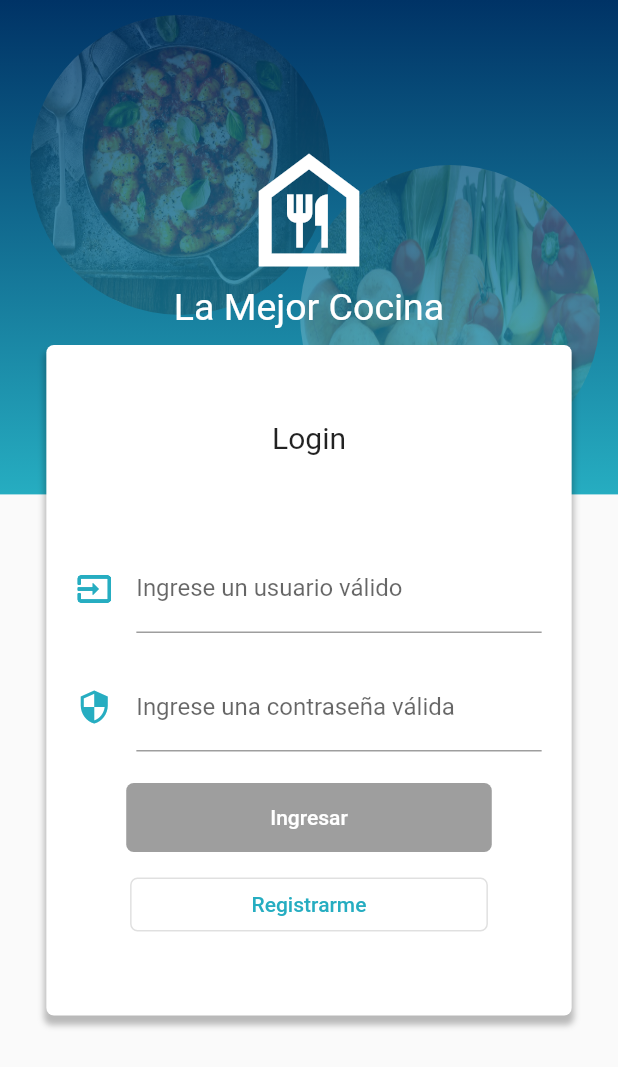
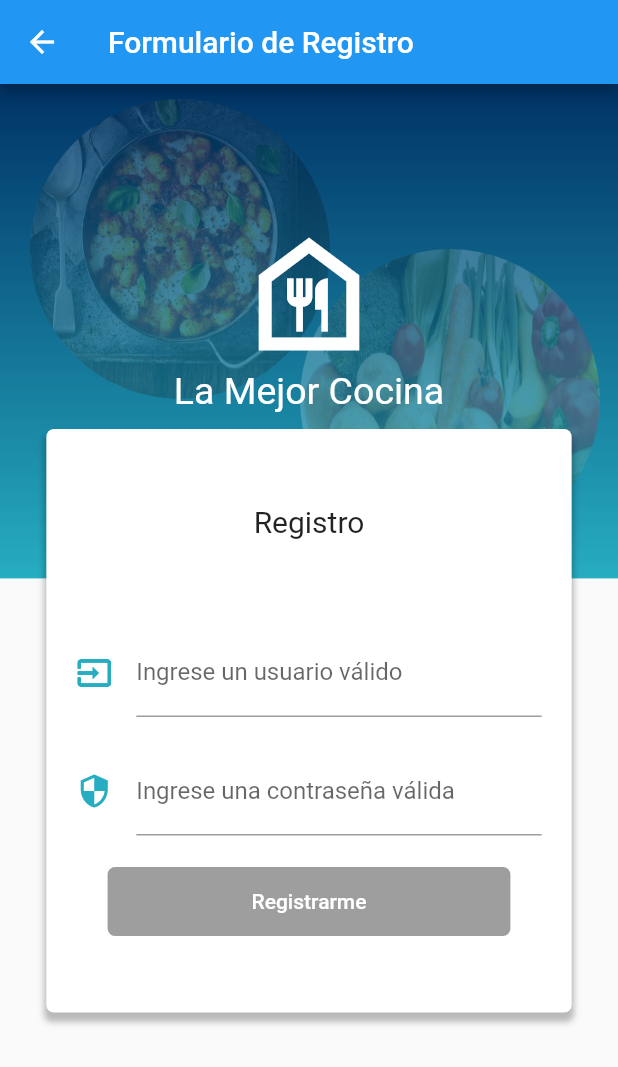
Before and after one commit to sixtoromero/lamejorcocina-flutter, a Flutter app: the screen it shows after launch, after a tap on "Registrarme", on a phone screen of 412 x 824 dp. Shown: the top 1067 px of the screen. Run offline on Flutter 3.47's test engine with Material 2 defaults, Android fonts, the phone set to English and light mode, and no system bars; our stand-ins replace curved_navigation_bar, liquid_progress_indicator, rxdart; missing offline and left inert: elastic_drawer; network calls fail.

Commit message:
Se aplican varios cambios

```diff
--- a/lib/models/response_model.dart
+++ b/lib/models/response_model.dart
@@ -4,18 +4,18 @@ ResponseModel responseModelFromJson(String str) => ResponseModel.fromJson(json.d
 
 String responseModelToJson(ResponseModel data) => json.encode(data.toJson());
 
-class ResponseModel {
+class ResponseModel<T> {
     ResponseModel({
         this.data,
         this.isSuccess,
         this.message,
     });
 
-    dynamic data;
+    T data;
     bool isSuccess;
     String message;
 
-    factory ResponseModel.fromJson(Map<String, dynamic> json) => ResponseModel(
+    factory ResponseModel.fromJson(Map<T, dynamic> json) => ResponseModel(
         data: json["Data"],
         isSuccess: json["IsSuccess"],
         message: json["Message"],
--- a/lib/providers/chef_provider.dart
+++ b/lib/providers/chef_provider.dart
@@ -4,7 +4,7 @@ import 'package:http/http.dart' as http;
 import 'package:lamejorcocina/models/cocinero_model.dart';
 
 class ChefProvider {
-  final String _url = 'http://5cf0e071e976.ngrok.io';
+  final String _url = 'http://94d069513ca0.ngrok.io';
 
   Future<List<CocineroModel>> getAllAsync() async {
 
--- a/lib/routes/routes.dart
+++ b/lib/routes/routes.dart
@@ -1,5 +1,6 @@
 import 'package:flutter/material.dart';
 import 'package:lamejorcocina/views/addchef.dart';
+import 'package:lamejorcocina/views/adduserview.dart';
 import 'package:lamejorcocina/views/chefview.dart';
 import 'package:lamejorcocina/views/customerview.dart';
 import 'package:lamejorcocina/views/example.dart';
@@ -12,6 +13,7 @@ Map<String, WidgetBuilder> getApplicationRoutes() {
   return  <String, WidgetBuilder>{
     'home'          : (BuildContext context) => Homeview(),
     'login'         : (BuildContext context) => LoginView(),
+    'addUser'       : (BuildContext context) => AddUserView(),
     'customer'      : (BuildContext context) => CustomerView(),
     'chef'          : (BuildContext context) => ChefView(),
     'addchef'       : (BuildContext context) => AddChefView(),
--- /dev/null
+++ b/lib/views/adduserview.dart
@@ -0,0 +1,247 @@
+import 'package:flutter/material.dart';
+import 'package:liquid_progress_indicator/liquid_progress_indicator.dart';
+
+import 'package:lamejorcocina/bloc/login_bloc.dart';
+import 'package:lamejorcocina/bloc/provider.dart';
+import 'package:lamejorcocina/models/users_model.dart';
+import 'package:lamejorcocina/providers/user_provider.dart';
+
+
+class AddUserView extends StatelessWidget {
+  //const AddUserView({Key key}) : super(key: key);
+
+  final provider = new UserProvider();
+
+  @override
+  Widget build(BuildContext context) {
+    return Scaffold(
+      appBar: AppBar(
+        title: Text('Formulario de Registro'),
+      ),
+      body: SafeArea(
+        child: Stack(
+          children: [
+            _crearfondo(context),
+            _loginForm(context),
+          ],
+        ),
+      )
+    );
+  }
+
+
+  _crearfondo(BuildContext context) {
+
+    final size = MediaQuery.of(context).size;
+    final backgroundColor = Container(
+      height: size.height * 0.4,
+      width: double.infinity,
+      decoration: BoxDecoration(
+        gradient: LinearGradient(
+          begin: Alignment.topCenter,
+          end: Alignment.bottomCenter,
+          colors: <Color> [
+            Color.fromRGBO(0, 51, 102, 1.0),
+            Color.fromRGBO(38, 173, 193, 1.0)
+          ]
+        )
+      ),
+    );
+
+    return Stack(
+      children: [
+        backgroundColor,
+        Opacity(
+          opacity: 0.2,
+          child: Stack(
+            children: [
+              Positioned(top: 10.0, left: 20.0, child: _crearCirculo('food4.jpg')),
+              Positioned(top: 110.0, left: 200.0, child: _crearCirculo('food2.jpg')),
+            ],
+          ),
+        ),
+        Container(
+          padding: EdgeInsets.only(top: 80.0),
+          child: Column(
+            children: <Widget>[
+              SizedBox(height: 10.0, width: double.infinity),
+              Icon(Icons.food_bank_outlined, color: Colors.white, size: 100.0),
+              Text('La Mejor Cocina', style: TextStyle(color: Colors.white, fontSize: 25.0))
+            ],
+          )
+        )
+      ],
+    );
+  }
+
+  Widget _crearCirculo(String image) {
+    return Container(
+      width: 200.0,
+      height: 200.0,
+      decoration: BoxDecoration(
+        borderRadius: BorderRadius.circular(100.0),
+        color: Color.fromRGBO(255, 255, 255, 0.05),
+        image: DecorationImage(
+          image: AssetImage('assets/images/$image'),
+          fit: BoxFit.fill,
+        )
+      ),
+    );
+  }
+
+    Widget _loginForm(BuildContext context) {
+
+      final bloc = Provider.of(context);
+      final size = MediaQuery.of(context).size;
+
+      return SingleChildScrollView(
+        child: Column(
+          children: [
+            SafeArea(
+              child: Container(
+                height: 180.0,
+              )
+            ),
+            Container(
+              width: size.width * 0.85,
+              margin: EdgeInsets.symmetric(vertical: 50.0),
+              padding: EdgeInsets.symmetric(vertical: 50.0),
+              decoration: BoxDecoration(
+                color: Colors.white,
+                borderRadius: BorderRadius.circular(5.0),
+                boxShadow: [
+                  BoxShadow(
+                    color: Colors.black26,
+                    blurRadius: 3.0,
+                    offset: Offset(0.0, 5.0),
+                    spreadRadius: 1.0
+                  )
+                ]
+              ),
+              child: Column(
+                children: [
+                  Text('Registro', style: TextStyle(fontSize: 20.0)),
+                  SizedBox(height: 60.0),
+                  _crearUserName(bloc),
+                  SizedBox(height: 20.0),
+                  _crearPassword(bloc),
+                  SizedBox(height: 20.0),
+                  _crearBotonRegistrarme(bloc),
+
+                ],
+              ),
+            )
+          ],
+        ),
+      );
+    }
+
+    Widget _crearUserName(LoginBloc bloc) {
+      return StreamBuilder(
+        stream:   bloc.usernameStream,
+        builder: (BuildContext context, AsyncSnapshot snapshot){
+            return Container(
+                child: Container (
+                  padding: EdgeInsets.symmetric(horizontal: 20.0),
+                  child: TextField(
+                    decoration: InputDecoration(
+                      icon: Icon(Icons.input_outlined, color: Color(0XFF26ADC1)),
+                      hintText: 'Nombre de Usuario',
+                      labelText: 'Ingrese un usuario válido',
+                      errorText: snapshot.error
+                    ),
+                    onChanged: bloc.changeUserName,
+                  ),
+              ),
+          );
+        },
+      );
+    }
+
+    _crearPassword(LoginBloc bloc) {
+      return StreamBuilder(
+        stream: bloc.passwordStream,
+        builder: (BuildContext context, AsyncSnapshot snapshot){
+          return Container(
+              child: Container (
+                padding: EdgeInsets.symmetric(horizontal: 20.0),
+                child: TextField(
+                  obscureText: true,
+                  decoration: InputDecoration(
+                    icon: Icon(Icons.security_outlined, color: Color(0XFF26ADC1)),
+                    hintText: 'Contraseña',
+                    labelText: 'Ingrese una contraseña válida',
+                    //counterText: snapshot.data,
+                    errorText: snapshot.error
+                  ),
+                  onChanged: bloc.changePassword,
+                )
+            )
+          );
+        },
+      );
+    }
+
+    _crearBotonRegistrarme(LoginBloc bloc) {
+      return StreamBuilder(
+        stream: bloc.formValidStream,
+        builder: (BuildContext context, AsyncSnapshot snapshot){
+          return RaisedButton (
+            child: Container(
+              padding: EdgeInsets.symmetric(horizontal: 80.0, vertical: 15.0),
+              child: Text('Registrarme'),
+            ),
+            shape: RoundedRectangleBorder(
+              borderRadius: BorderRadius.circular(5.0)
+            ),
+                elevation: 0.0,
+                color: Color(0XFF26ADC1),
+                textColor: Colors.white,
+                onPressed: snapshot.hasData ? ()=> _register(bloc, context) : null,
+          );
+        },
+      );
+    }
+
+  _register(LoginBloc bloc, BuildContext context) async {
+
+    UsuarioModel model = new UsuarioModel();
+    model.nombreUsuario = bloc.username;
+    model.clave = bloc.password;
+    _showIndicator(context);
+    final resp = await provider.register(model);
+
+    if (resp == 'success'){
+      _showToast(context, 'Te has registrado correctamente.');
+      Navigator.pop(context);
+    }
+    else {
+      _showToast(context, resp);
+    }
+
+  }
+
+  void _showToast(BuildContext context, String message) {
+    final scaffold = Scaffold.of(context);
+    scaffold.showSnackBar(
+      SnackBar(
+        content: Text(message),
+        action: SnackBarAction(
+            label: 'aceptar', onPressed: scaffold.hideCurrentSnackBar),
+      ),
+    );
+  }
+
+  void _showIndicator(BuildContext context){
+    //final scaffold = Scaffold.of(context);
+    LiquidCircularProgressIndicator(
+      value: 0.25, // Defaults to 0.5.
+      valueColor: AlwaysStoppedAnimation(Colors.pink), // Defaults to the current Theme's accentColor.
+      backgroundColor: Colors.white, // Defaults to the current Theme's backgroundColor.
+      borderColor: Colors.red,
+      borderWidth: 5.0,
+      direction: Axis.horizontal, // The direction the liquid moves (Axis.vertical = bottom to top, Axis.horizontal = left to right). Defaults to Axis.vertical.
+      center: Text("Loading..."),
+    );
+  }
+}
--- a/lib/views/loginview.dart
+++ b/lib/views/loginview.dart
@@ -122,7 +122,7 @@ class LoginView extends StatelessWidget {
                 SizedBox(height: 20.0),
                 _crearBotonIngresar(bloc),
                 SizedBox(height: 10.0),
-                _crearBotonRegistrar(),
+                _crearBotonRegistrar(context),
 
               ],
             ),
@@ -200,7 +200,7 @@ class LoginView extends StatelessWidget {
 
   }
 
-  Widget _crearBotonRegistrar() {
+  Widget _crearBotonRegistrar(BuildContext context) {
     return OutlineButton (
       child: Container(
         padding: EdgeInsets.symmetric(horizontal: 65.0, vertical: 0.0),
@@ -211,7 +211,10 @@ class LoginView extends StatelessWidget {
       ),
       color: Color(0XFF26ADC1),
       textColor: Colors.white,
-      onPressed: (){},
+      onPressed: (){
+        //Navigator.pushReplacementNamed(context, 'home');
+        Navigator.pushNamed(context, 'addUser');
+      },
     );
   }
 
--- a/pubspec.yaml
+++ b/pubspec.yaml
@@ -27,6 +27,7 @@ dependencies:
       sdk: flutter
   curved_navigation_bar: ^0.3.4
   elastic_drawer: ^1.0.0
+  liquid_progress_indicator: ^0.3.2
 
   # The following adds the Cupertino Icons font to your application.
   # Use with the CupertinoIcons class for iOS style icons.
```
Also changed, not shown: lib/providers/report_waiter_provider.dart (+30 -1 lines), lib/providers/user_provider.dart (+23 -3 lines), lib/utils/utils.dart (added, +8 -0 lines), lib/views/addchef.dart (+111 -2 lines), pubspec.lock.
